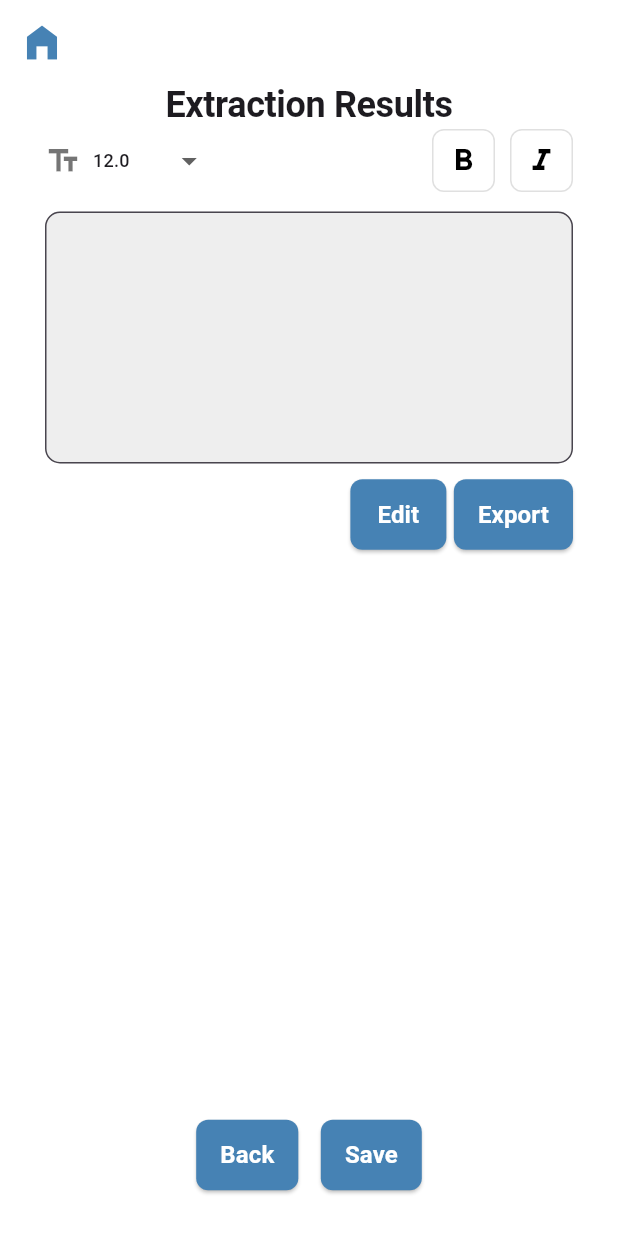
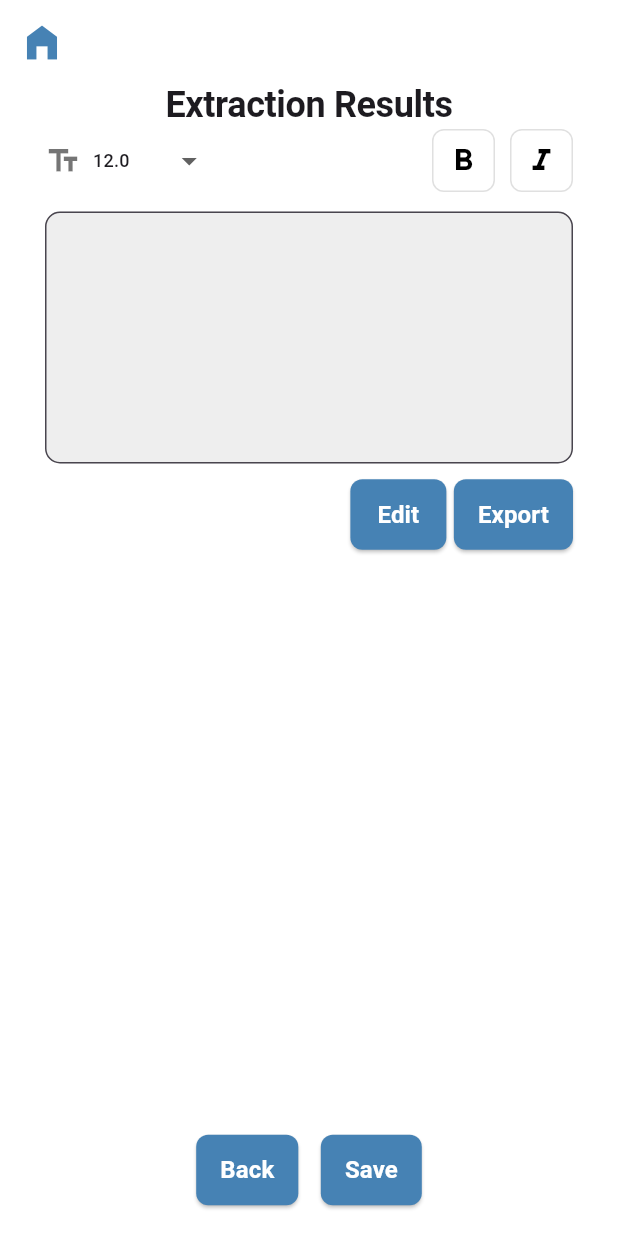
Before and after one commit to umeree/DataExtractornAnalyzer, a Flutter app: the ExtractionResult screen opened directly with empty values, on a phone screen of 412 x 824 dp. Run offline on Flutter 3.47's test engine with Material 3 defaults, Android fonts, the phone set to English and light mode, and no system bars; our stand-ins replace another_flushbar, google_fonts, image_cropper, image_picker, open_filex, pdf and 3 more; missing offline and left inert: google_mlkit_text_recognition; accounts and stored records are empty.

Commit message:
previous changings

```diff
--- a/lib/view/extraction_result.dart
+++ b/lib/view/extraction_result.dart
@@ -272,7 +272,13 @@ class _ExtractionResultState extends State<ExtractionResult> {
 
               const Spacer(),
 
-              Row(
+            ],
+          ),
+        );
+      }),
+      bottomNavigationBar: Padding(
+        padding: const EdgeInsets.only(bottom: 20),
+        child: Row(
           mainAxisAlignment: MainAxisAlignment.center,
           children: [
             CustomButton(
@@ -312,11 +318,7 @@ class _ExtractionResultState extends State<ExtractionResult> {
             }),
           ],
         ),
-              const SizedBox(height: 30),
-            ],
       ),
-        );
-      }),
     );
   }
 }
```
Also changed, not shown: 4 other files. Lines whose indentation alone changed are shown as unchanged.
